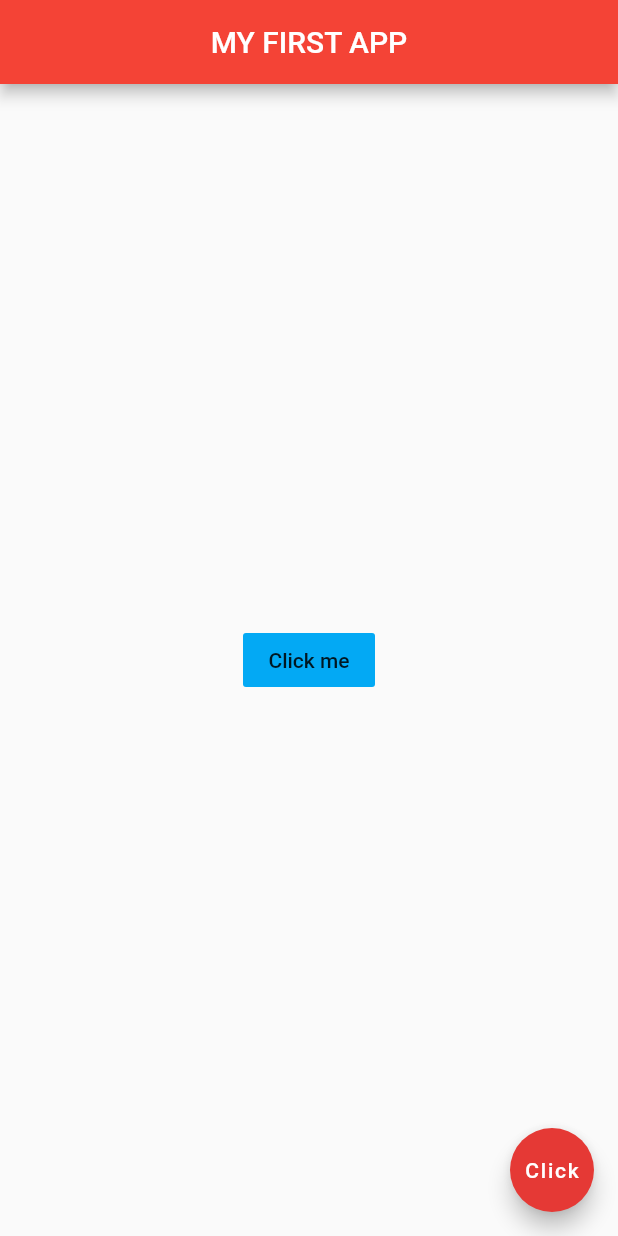
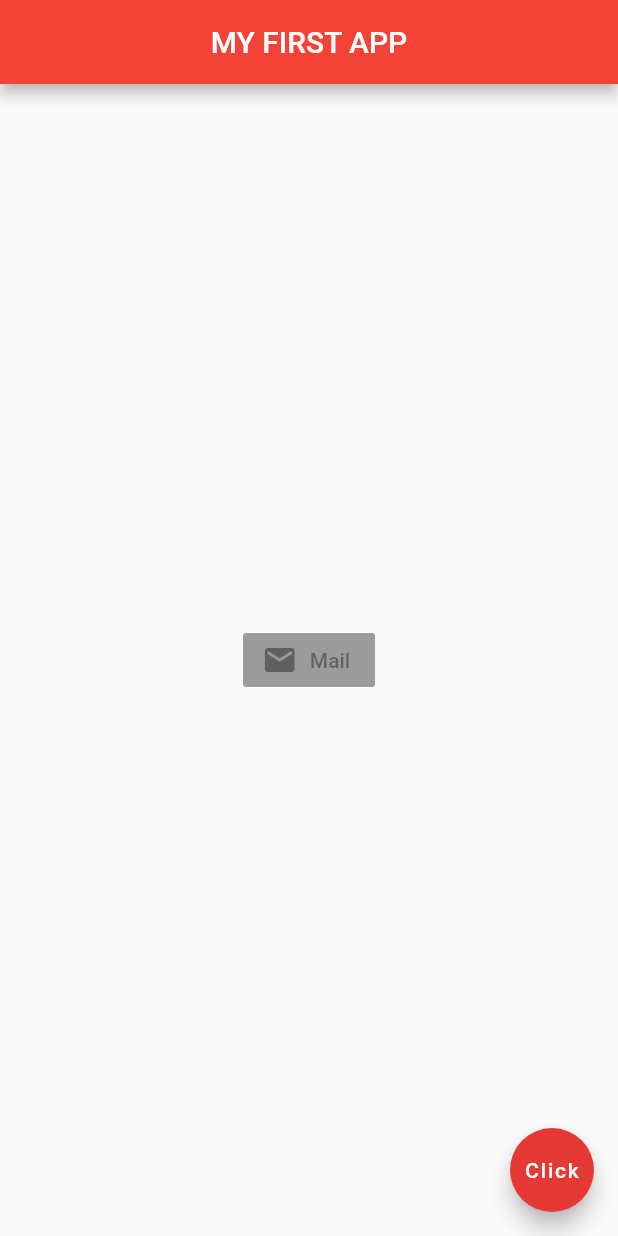
Before and after one commit to Kha3Leng/Flutter-My-first-app, a Flutter app: the screen it shows after launch, on a phone screen of 412 x 824 dp. Run offline on Flutter 3.47's test engine with Material 2 defaults, Android fonts, the phone set to English and light mode, and no system bars.

Commit message:
Icon Inside Button

```diff
--- a/lib/main.dart
+++ b/lib/main.dart
@@ -28,11 +28,19 @@ class Home extends StatelessWidget {
 //          color: Colors.lightBlue,
 //          size: 50,
 //        ),
-        child: FlatButton(
-          onPressed: () {},
-          child: Text('Click me'),
-          color: Colors.lightBlue
-        ),
+//        child: FlatButton(
+//          onPressed: () {
+//            print("You clicked me.");
+//          },
+//          child: Text('Click me'),
+//          color: Colors.lightBlue
+//        ),
+        child: RaisedButton.icon(
+            onPressed: null,
+            icon: Icon(
+              Icons.mail,
+            ),
+            label: Text('Mail'))
       ),
       floatingActionButton: FloatingActionButton(
         onPressed: () {},
```
